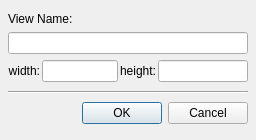
Old version of the form ui/createviewdialog.ui in the repository maxavadallat/maxdesigner.
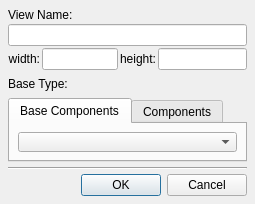
New version of the form. The open tabs and pages were chosen to show the change.

Diff of the .ui file:
```diff
--- a/ui/createviewdialog.ui
+++ b/ui/createviewdialog.ui
@@ -6,20 +6,20 @@
    <rect>
     <x>0</x>
     <y>0</y>
-    <width>256</width>
-    <height>140</height>
+    <width>254</width>
+    <height>204</height>
    </rect>
   </property>
   <property name="minimumSize">
    <size>
-    <width>256</width>
-    <height>140</height>
+    <width>0</width>
+    <height>204</height>
    </size>
   </property>
   <property name="maximumSize">
    <size>
     <width>16777215</width>
-    <height>140</height>
+    <height>204</height>
    </size>
   </property>
   <property name="windowTitle">
@@ -128,7 +128,90 @@
      </property>
     </widget>
    </item>
-   <item row="3" column="0" colspan="5">
+   <item row="3" column="0" colspan="2">
+    <widget class="QLabel" name="baseTypeLabel">
+     <property name="sizePolicy">
+      <sizepolicy hsizetype="Preferred" vsizetype="Fixed">
+       <horstretch>0</horstretch>
+       <verstretch>0</verstretch>
+      </sizepolicy>
+     </property>
+     <property name="minimumSize">
+      <size>
+       <width>0</width>
+       <height>24</height>
+      </size>
+     </property>
+     <property name="text">
+      <string>Base Type:</string>
+     </property>
+    </widget>
+   </item>
+   <item row="4" column="0" colspan="5">
+    <widget class="QTabWidget" name="baseTypeTab">
+     <property name="currentIndex">
+      <number>1</number>
+     </property>
+     <widget class="QWidget" name="baseComponentsTabLayout">
+      <attribute name="title">
+       <string>Base Components</string>
+      </attribute>
+      <layout class="QGridLayout" name="gridLayout_4">
+       <property name="leftMargin">
+        <number>8</number>
+       </property>
+       <property name="topMargin">
+        <number>8</number>
+       </property>
+       <property name="rightMargin">
+        <number>8</number>
+       </property>
+       <property name="bottomMargin">
+        <number>8</number>
+       </property>
+       <property name="spacing">
+        <number>0</number>
+       </property>
+       <item row="0" column="0">
+        <widget class="QComboBox" name="baseTypeComboBox">
+         <property name="sizePolicy">
+          <sizepolicy hsizetype="MinimumExpanding" vsizetype="Fixed">
+           <horstretch>0</horstretch>
+           <verstretch>0</verstretch>
+          </sizepolicy>
+         </property>
+        </widget>
+       </item>
+      </layout>
+     </widget>
+     <widget class="QWidget" name="componentsTabLayout">
+      <attribute name="title">
+       <string>Components</string>
+      </attribute>
+      <layout class="QGridLayout" name="gridLayout_5">
+       <property name="leftMargin">
+        <number>8</number>
+       </property>
+       <property name="topMargin">
+        <number>8</number>
+       </property>
+       <property name="rightMargin">
+        <number>8</number>
+       </property>
+       <property name="bottomMargin">
+        <number>8</number>
+       </property>
+       <property name="spacing">
+        <number>0</number>
+       </property>
+       <item row="0" column="0">
+        <widget class="QComboBox" name="componentTypeComboBox"/>
+       </item>
+      </layout>
+     </widget>
+    </widget>
+   </item>
+   <item row="5" column="0" colspan="5">
     <widget class="Line" name="line">
      <property name="minimumSize">
       <size>
@@ -141,7 +224,7 @@
      </property>
     </widget>
    </item>
-   <item row="4" column="2" colspan="3">
+   <item row="6" column="2" colspan="3">
     <widget class="QDialogButtonBox" name="buttonBox">
      <property name="orientation">
       <enum>Qt::Horizontal</enum>
```
